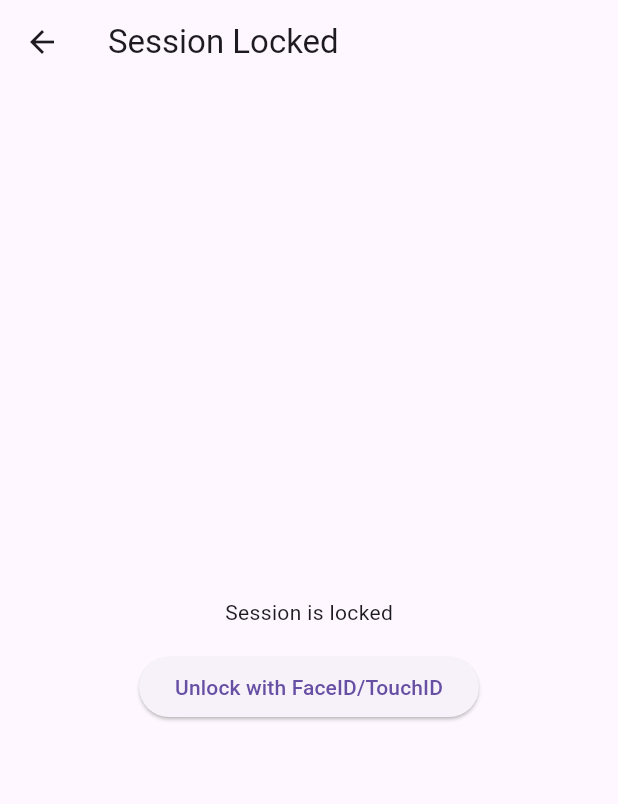
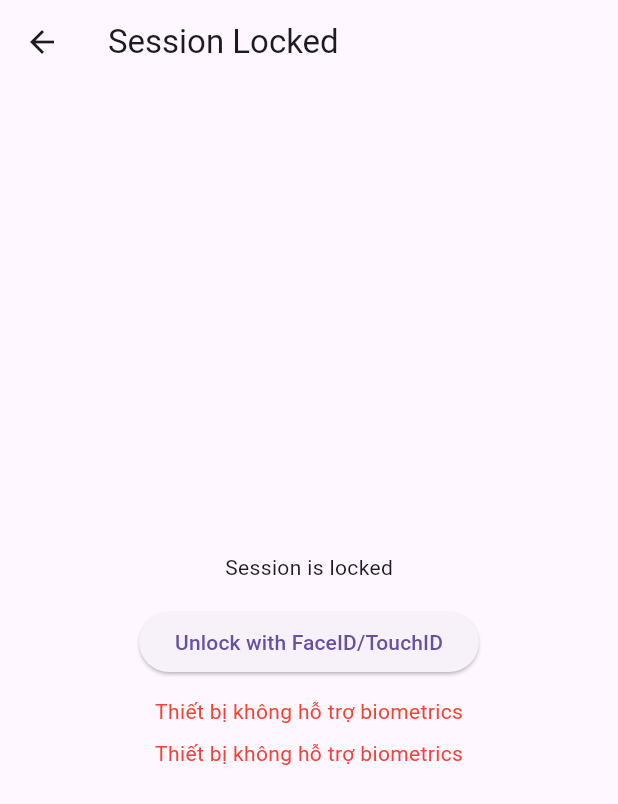
Before and after one commit to ngnam/digital_bank_container, a Flutter app: the LockScreen screen opened directly, after a tap on "Unlock with FaceID/TouchID", on a phone screen of 412 x 824 dp. Shown: the top 804 px of the screen. Run offline on Flutter 3.47's test engine with Material 3 defaults, Android fonts, the phone set to English and light mode, and no system bars; our stand-ins replace bloc, dio, flutter_bloc, flutter_secure_storage, get_it, injectable and 2 more; accounts and stored records are empty; generated files the repository leaves out were written again.

Commit message:
fix mở vân tay

```diff
--- a/app/lib/features/auth/presentation/screens/lock_screen.dart
+++ b/app/lib/features/auth/presentation/screens/lock_screen.dart
@@ -15,13 +15,25 @@ class _LockScreenState extends State<LockScreen> {
 
   Future<void> _unlock() async {
     try {
+      final canCheck = await auth.canCheckBiometrics;
+      final isSupported = await auth.isDeviceSupported();
+      if (!canCheck || !isSupported) {
+        setState(() => _error = 'Thiết bị không hỗ trợ biometrics');
+        return;
+      }
+
       final authenticated = await auth.authenticate(
         localizedReason: 'Unlock with FaceID/TouchID',
-        options: const AuthenticationOptions(biometricOnly: true),
+        options: const AuthenticationOptions(
+          biometricOnly: true,
+          stickyAuth: true,
+        ),
       );
-      if (authenticated) widget.onUnlock();
+      if (authenticated) {
+        widget.onUnlock();
+      }
     } catch (e) {
-      setState(() => _error = 'Unlock failed');
+      setState(() => _error = 'Unlock failed: $e');
     }
   }
 
@@ -40,6 +52,10 @@ class _LockScreenState extends State<LockScreen> {
               child: const Text('Unlock with FaceID/TouchID'),
             ),
             if (_error != null) ...[
+              const SizedBox(height: 12),
+              Text(_error!, style: const TextStyle(color: Colors.red)),
+            ],
+            if (_error != null) ...[
               const SizedBox(height: 8),
               Text(_error!, style: const TextStyle(color: Colors.red)),
             ]
```
Also changed, not shown: 3 other files.
